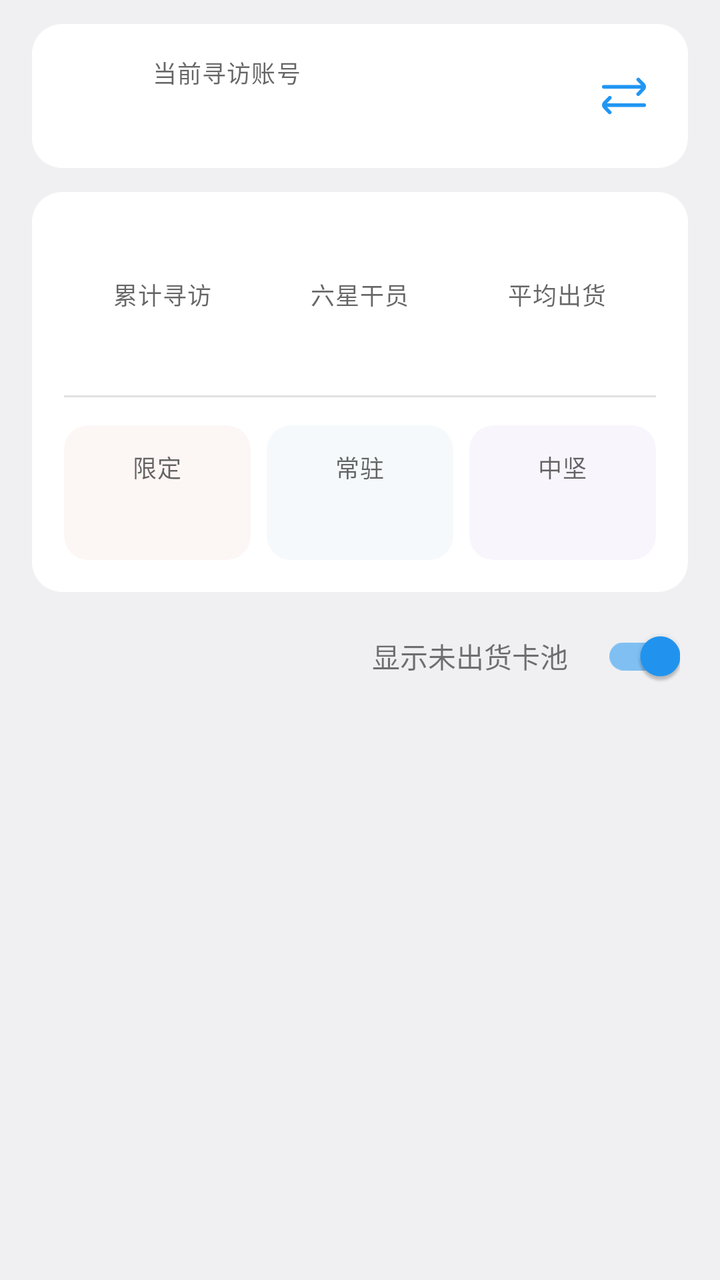
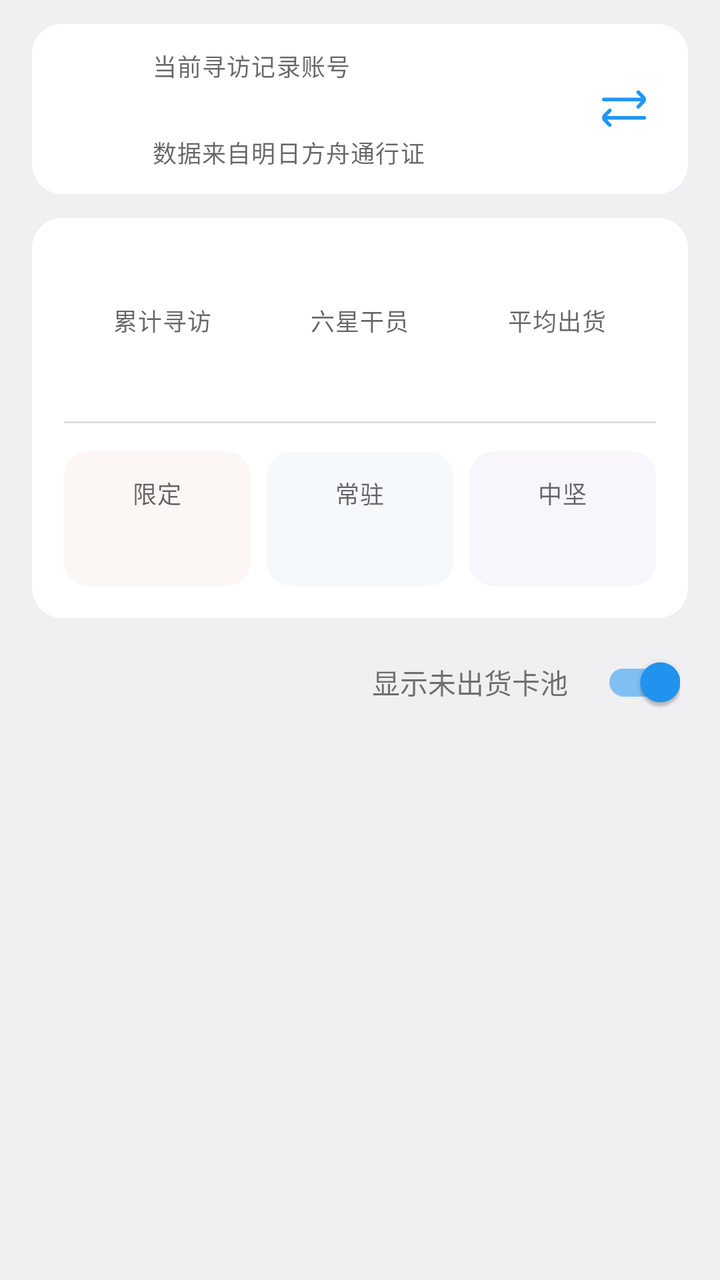

Two renders of the same Android screen: before a commit and after it. Below are the layout's source before the change and the commit's diff.
<!-- AndroidManifest.xml: application theme AppTheme -->
<!-- res/layout/fragment_gacha.xml -->
<?xml version="1.0" encoding="utf-8"?>
<androidx.coordinatorlayout.widget.CoordinatorLayout xmlns:android="http://schemas.android.com/apk/res/android"
    xmlns:app="http://schemas.android.com/apk/res-auto"
    android:layout_width="match_parent"
    android:layout_height="match_parent">

    <com.google.android.material.appbar.AppBarLayout
        android:layout_width="match_parent"
        android:layout_height="wrap_content"
        android:background="@android:color/transparent"
        app:elevation="0dp">

        <LinearLayout
            android:layout_width="match_parent"
            android:layout_height="wrap_content"
            android:orientation="vertical"
            android:paddingBottom="4dp"
            app:layout_scrollFlags="scroll">

            <com.google.android.material.card.MaterialCardView
                android:id="@+id/PlayerInfo"
                style="@style/CardViewContent"
                android:layout_marginTop="12dp"
                android:clickable="true"
                android:focusable="true"
                android:foreground="?attr/selectableItemBackground">

                <LinearLayout
                    android:layout_width="match_parent"
                    android:layout_height="wrap_content"
                    android:gravity="center_vertical"
                    android:minHeight="72dp"
                    android:orientation="horizontal"
                    android:paddingStart="16dp"
                    android:paddingTop="12dp"
                    android:paddingEnd="8dp"
                    android:paddingBottom="12dp">

                    <com.google.android.material.imageview.ShapeableImageView
                        android:id="@+id/Icon"
                        android:layout_width="30dp"
                        android:layout_height="30dp"
                        android:contentDescription="@null"
                        android:scaleType="centerCrop"
                        app:shapeAppearanceOverlay="@style/RoundedImageView" />

                    <LinearLayout
                        android:layout_width="0dp"
                        android:layout_height="wrap_content"
                        android:layout_marginStart="14dp"
                        android:layout_weight="1"
                        android:orientation="vertical">

                        <TextView
                            android:layout_width="wrap_content"
                            android:layout_height="wrap_content"
                            android:text="@string/current_gacha_account"
                            android:textAppearance="?attr/textAppearanceCaption"
                            android:textColor="?android:attr/textColorSecondary" />

                        <TextView
                            android:id="@+id/NickName"
                            android:layout_width="wrap_content"
                            android:layout_height="wrap_content"
                            android:layout_marginTop="2dp"
                            android:maxLines="1"
                            android:textAppearance="?attr/textAppearanceSubtitle1"
                            android:textColor="?android:attr/textColorPrimary"
                            android:textStyle="bold" />
                    </LinearLayout>

                    <ImageView
                        android:id="@+id/Exchange"
                        android:layout_width="48dp"
                        android:layout_height="48dp"
                        android:background="?attr/selectableItemBackgroundBorderless"
                        android:contentDescription="@string/switch_account"
                        android:padding="13dp"
                        android:src="@drawable/ic_exchange"
                        app:tint="?attr/colorPrimary" />
                </LinearLayout>
            </com.google.android.material.card.MaterialCardView>

            <com.google.android.material.card.MaterialCardView
                android:id="@+id/GachaInfo"
                style="@style/CardViewContent"
                android:layout_marginTop="12dp">

                <LinearLayout
                    android:layout_width="match_parent"
                    android:layout_height="wrap_content"
                    android:orientation="vertical"
                    android:padding="16dp">

                    <TextView
                        android:id="@+id/DateRange"
                        android:layout_width="wrap_content"
                        android:layout_height="wrap_content"
                        android:textAppearance="?attr/textAppearanceCaption"
                        android:textColor="?android:attr/textColorSecondary" />

                    <LinearLayout
                        android:layout_width="match_parent"
                        android:layout_height="wrap_content"
                        android:layout_marginTop="10dp"
                        android:baselineAligned="false"
                        android:gravity="bottom"
                        android:orientation="horizontal">

                        <LinearLayout
                            android:layout_width="0dp"
                            android:layout_height="wrap_content"
                            android:layout_weight="1"
                            android:gravity="center_horizontal"
                            android:orientation="vertical">

                            <TextView
                                android:layout_width="wrap_content"
                                android:layout_height="wrap_content"
                                android:text="@string/total_gacha_count"
                                android:textAppearance="?attr/textAppearanceCaption"
                                android:textColor="?android:attr/textColorSecondary" />

                            <TextView
                                android:id="@+id/CountSum"
                                android:layout_width="wrap_content"
                                android:layout_height="wrap_content"
                                android:layout_marginTop="4dp"
                                android:textAppearance="?attr/textAppearanceHeadline6"
                                android:textColor="?attr/colorPrimary"
                                android:textSize="16sp"
                                android:textStyle="bold" />
                        </LinearLayout>

                        <LinearLayout
                            android:layout_width="0dp"
                            android:layout_height="wrap_content"
                            android:layout_weight="1"
                            android:gravity="center_horizontal"
                            android:orientation="vertical">

                            <TextView
                                android:layout_width="wrap_content"
                                android:layout_height="wrap_content"
                                android:text="@string/six_star_count"
                                android:textAppearance="?attr/textAppearanceCaption"
                                android:textColor="?android:attr/textColorSecondary" />

                            <TextView
                                android:id="@+id/Rarity6"
                                android:layout_width="wrap_content"
                                android:layout_height="wrap_content"
                                android:layout_marginTop="4dp"
                                android:textAppearance="?attr/textAppearanceHeadline6"
                                android:textColor="@color/rare_6"
                                android:textSize="16sp"
                                android:textStyle="bold" />
                        </LinearLayout>

                        <LinearLayout
                            android:layout_width="0dp"
                            android:layout_height="wrap_content"
                            android:layout_weight="1"
                            android:gravity="center_horizontal"
                            android:orientation="vertical">

                            <TextView
                                android:layout_width="wrap_content"
                                android:layout_height="wrap_content"
                                android:text="@string/average_six_star"
                                android:textAppearance="?attr/textAppearanceCaption"
                                android:textColor="?android:attr/textColorSecondary" />

                            <TextView
                                android:id="@+id/AverageCount"
                                android:layout_width="wrap_content"
                                android:layout_height="wrap_content"
                                android:layout_marginTop="4dp"
                                android:textAppearance="?attr/textAppearanceHeadline6"
                                android:textColor="?android:attr/textColorPrimary"
                                android:textSize="16sp"
                                android:textStyle="bold" />
                        </LinearLayout>
                    </LinearLayout>

                    <View
                        android:layout_width="match_parent"
                        android:layout_height="1dp"
                        android:layout_marginTop="16dp"
                        android:layout_marginBottom="4dp"
                        android:background="?android:attr/listDivider" />

                    <LinearLayout
                        android:layout_width="match_parent"
                        android:layout_height="wrap_content"
                        android:layout_marginTop="10dp"
                        android:baselineAligned="false"
                        android:orientation="horizontal">

                        <com.google.android.material.card.MaterialCardView
                            android:layout_width="0dp"
                            android:layout_height="wrap_content"
                            android:layout_weight="1"
                            app:cardBackgroundColor="@color/rare_6_surface"
                            app:cardCornerRadius="12dp"
                            app:cardElevation="0dp">

                            <LinearLayout
                                android:layout_width="match_parent"
                                android:layout_height="wrap_content"
                                android:gravity="center"
                                android:orientation="vertical"
                                android:padding="12dp">

                                <TextView
                                    android:layout_width="wrap_content"
                                    android:layout_height="wrap_content"
                                    android:text="@string/limited_pool"
                                    android:textAppearance="?attr/textAppearanceCaption" />

                                <TextView
                                    android:id="@+id/FesCount"
                                    android:layout_width="wrap_content"
                                    android:layout_height="wrap_content"
                                    android:layout_marginTop="4dp"
                                    android:textAppearance="?attr/textAppearanceHeadline6"
                                    android:textColor="@color/rare_6"
                                    android:textSize="16sp"
                                    android:textStyle="bold" />
                            </LinearLayout>
                        </com.google.android.material.card.MaterialCardView>

                        <com.google.android.material.card.MaterialCardView
                            android:layout_width="0dp"
                            android:layout_height="wrap_content"
                            android:layout_marginStart="8dp"
                            android:layout_weight="1"
                            app:cardBackgroundColor="@color/rare_3_surface"
                            app:cardCornerRadius="12dp"
                            app:cardElevation="0dp">

                            <LinearLayout
                                android:layout_width="match_parent"
                                android:layout_height="wrap_content"
                                android:gravity="center"
                                android:orientation="vertical"
                                android:padding="12dp">

                                <TextView
                                    android:layout_width="wrap_content"
                                    android:layout_height="wrap_content"
                                    android:text="@string/standard_pool"
                                    android:textAppearance="?attr/textAppearanceCaption" />

                                <TextView
                                    android:id="@+id/NormalCount"
                                    android:layout_width="wrap_content"
                                    android:layout_height="wrap_content"
                                    android:layout_marginTop="4dp"
                                    android:textAppearance="?attr/textAppearanceHeadline6"
                                    android:textColor="@color/rare_3"
                                    android:textSize="16sp"
                                    android:textStyle="bold" />
                            </LinearLayout>
                        </com.google.android.material.card.MaterialCardView>

                        <com.google.android.material.card.MaterialCardView
                            android:layout_width="0dp"
                            android:layout_height="wrap_content"
                            android:layout_marginStart="8dp"
                            android:layout_weight="1"
                            app:cardBackgroundColor="@color/rare_4_surface"
                            app:cardCornerRadius="12dp"
                            app:cardElevation="0dp">

                            <LinearLayout
                                android:layout_width="match_parent"
                                android:layout_height="wrap_content"
                                android:gravity="center"
                                android:orientation="vertical"
                                android:padding="12dp">

                                <TextView
                                    android:layout_width="wrap_content"
                                    android:layout_height="wrap_content"
                                    android:text="@string/classic_pool"
                                    android:textAppearance="?attr/textAppearanceCaption" />

                                <TextView
                                    android:id="@+id/CoreCount"
                                    android:layout_width="wrap_content"
                                    android:layout_height="wrap_content"
                                    android:layout_marginTop="4dp"
                                    android:textAppearance="?attr/textAppearanceHeadline6"
                                    android:textColor="@color/rare_4"
                                    android:textSize="16sp"
                                    android:textStyle="bold" />
                            </LinearLayout>
                        </com.google.android.material.card.MaterialCardView>
                    </LinearLayout>
                </LinearLayout>
            </com.google.android.material.card.MaterialCardView>

            <LinearLayout
                android:layout_width="match_parent"
                android:layout_height="wrap_content"
                android:layout_marginStart="20dp"
                android:layout_marginTop="8dp"
                android:layout_marginEnd="20dp"
                android:gravity="end|center_vertical"
                android:minHeight="48dp"
                android:orientation="horizontal">

                <TextView
                    android:layout_width="wrap_content"
                    android:layout_height="wrap_content"
                    android:text="@string/show_empty_gacha_pools" />

                <com.google.android.material.switchmaterial.SwitchMaterial
                    android:id="@+id/ShowEmptyPools"
                    android:layout_width="wrap_content"
                    android:layout_height="wrap_content"
                    android:layout_marginStart="8dp"
                    android:checked="true"
                    android:showText="false" />
            </LinearLayout>
        </LinearLayout>
    </com.google.android.material.appbar.AppBarLayout>

    <androidx.recyclerview.widget.RecyclerView
        android:id="@+id/RecyclerView"
        android:layout_width="match_parent"
        android:layout_height="match_parent"
        android:layout_marginTop="4dp"
        android:nestedScrollingEnabled="true"
        app:layoutManager="androidx.recyclerview.widget.LinearLayoutManager"
        app:layout_behavior="@string/appbar_scrolling_view_behavior" />
</androidx.coordinatorlayout.widget.CoordinatorLayout>
<!-- resources referenced by this layout -->
<resources>
  <color name="rare_3">#2196F3</color>
  <color name="rare_3_surface">#168BB9D8</color>
  <color name="rare_4">#8959C8</color>
  <color name="rare_4_surface">#17AF8BD8</color>
  <color name="rare_6">#FF2600</color>
  <color name="rare_6_surface">#17D8968B</color>
  <!-- drawable ic_exchange (drawable) -->
  <vector xmlns:android="http://schemas.android.com/apk/res/android"
      android:width="24dp"
      android:height="24dp"
      android:tint="?attr/colorControlNormal"
      android:viewportWidth="24"
      android:viewportHeight="24">
      <path
          android:fillColor="@android:color/white"
          android:pathData="M23,16H2.681l.014-.015L4.939,13.7a1,1,0,1,0-1.426-1.4L1.274,14.577c-.163.163-.391.413-.624.676a2.588,2.588,0,0,0,0,3.429c.233.262.461.512.618.67l2.245,2.284a1,1,0,0,0,1.426-1.4L2.744,18H23a1,1,0,0,0,0-2Z" />
      <path
          android:fillColor="@android:color/white"
          android:pathData="M1,8H21.255l-2.194,2.233a1,1,0,1,0,1.426,1.4l2.239-2.279c.163-.163.391-.413.624-.675a2.588,2.588,0,0,0,0-3.429c-.233-.263-.461-.513-.618-.67L20.487,2.3a1,1,0,0,0-1.426,1.4l2.251,2.29L21.32,6H1A1,1,0,0,0,1,8Z" />
  </vector>
  <string name="average_six_star">平均出货</string>
  <string name="classic_pool">中坚</string>
  <string name="current_gacha_account">当前寻访账号</string>
  <string name="limited_pool">限定</string>
  <string name="show_empty_gacha_pools">显示未出货卡池</string>
  <string name="six_star_count">六星干员</string>
  <string name="standard_pool">常驻</string>
  <string name="switch_account">切换账号</string>
  <string name="total_gacha_count">累计寻访</string>
  <style name="CardViewContent" parent="Widget.MaterialComponents.CardView">
          <item name="android:layout_width">match_parent</item>
          <item name="android:layout_height">wrap_content</item>
          <item name="android:layout_marginTop">16dp</item>
          <item name="android:layout_marginStart">16dp</item>
          <item name="android:layout_marginEnd">16dp</item>
          <item name="cardCornerRadius">15dp</item>
          <item name="cardElevation">0dp</item>
  
          <item name="cardBackgroundColor">@color/white</item>
          <item name="strokeWidth">1dp</item>
  
      </style>
  <style name="RoundedImageView">
          <item name="cornerFamily">rounded</item>
          <item name="cornerSize">5dp</item>
      </style>
  <color name="white">#FFFFFF</color>
  <color name="blue_500">#2196F3</color>
  <color name="blue_600">#2879BA</color>
  <color name="day_surface">#F0F0F2</color>
  <color name="day_text_primary">#292c33</color>
  <color name="transparent">#00000000</color>
  <style name="TextAppearance.Body1" parent="TextAppearance.MaterialComponents.Body1">
      </style>
  <style name="TextAppearance.Body2" parent="TextAppearance.MaterialComponents.Body2">
      </style>
  <style name="TextAppearance.Headline4" parent="TextAppearance.MaterialComponents.Headline4">
          <item name="android:textStyle">bold</item>
      </style>
  <style name="TextAppearance.Subtitle2" parent="TextAppearance.MaterialComponents.Subtitle2">
          <item name="android:textColor">?attr/colorPrimary</item>
      </style>
  <color name="cyan_trans">#4685BDBD</color>
  <!-- unchanged entries left out for length: 1 -->
</resources>

<!-- the commit's change to res/layout/fragment_gacha.xml (unified diff, before → after) -->
@@ -67,6 +67,14 @@
                             android:textAppearance="?attr/textAppearanceSubtitle1"
                             android:textColor="?android:attr/textColorPrimary"
                             android:textStyle="bold" />
+
+                        <TextView
+                            android:layout_width="wrap_content"
+                            android:layout_height="wrap_content"
+                            android:layout_marginTop="2dp"
+                            android:text="@string/account_source_gacha"
+                            android:textAppearance="?attr/textAppearanceCaption"
+                            android:textColor="?android:attr/textColorSecondary" />
                     </LinearLayout>
 
                     <ImageView
<!-- resource entries referenced after the edit -->
@@ -20,9 +20,10 @@
           android:fillColor="@android:color/white"
           android:pathData="M1,8H21.255l-2.194,2.233a1,1,0,1,0,1.426,1.4l2.239-2.279c.163-.163.391-.413.624-.675a2.588,2.588,0,0,0,0-3.429c-.233-.263-.461-.513-.618-.67L20.487,2.3a1,1,0,0,0-1.426,1.4l2.251,2.29L21.32,6H1A1,1,0,0,0,1,8Z" />
   </vector>
+  <string name="account_source_gacha">数据来自明日方舟通行证</string>
   <string name="average_six_star">平均出货</string>
   <string name="classic_pool">中坚</string>
-  <string name="current_gacha_account">当前寻访账号</string>
+  <string name="current_gacha_account">当前寻访记录账号</string>
   <string name="limited_pool">限定</string>
   <string name="show_empty_gacha_pools">显示未出货卡池</string>
   <string name="six_star_count">六星干员</string>
@@ -32,9 +33,9 @@
   <style name="CardViewContent" parent="Widget.MaterialComponents.CardView">
           <item name="android:layout_width">match_parent</item>
           <item name="android:layout_height">wrap_content</item>
-          <item name="android:layout_marginTop">16dp</item>
-          <item name="android:layout_marginStart">16dp</item>
-          <item name="android:layout_marginEnd">16dp</item>
+          <item name="android:layout_marginTop">@dimen/card_vertical_spacing</item>
+          <item name="android:layout_marginStart">@dimen/page_horizontal_spacing</item>
+          <item name="android:layout_marginEnd">@dimen/page_horizontal_spacing</item>
           <item name="cardCornerRadius">15dp</item>
           <item name="cardElevation">0dp</item>
   
@@ -46,6 +47,8 @@
           <item name="cornerFamily">rounded</item>
           <item name="cornerSize">5dp</item>
       </style>
+  <dimen name="card_vertical_spacing">12dp</dimen>
+  <dimen name="page_horizontal_spacing">16dp</dimen>
   <color name="white">#FFFFFF</color>
   <color name="blue_500">#2196F3</color>
   <color name="blue_600">#2879BA</color>
